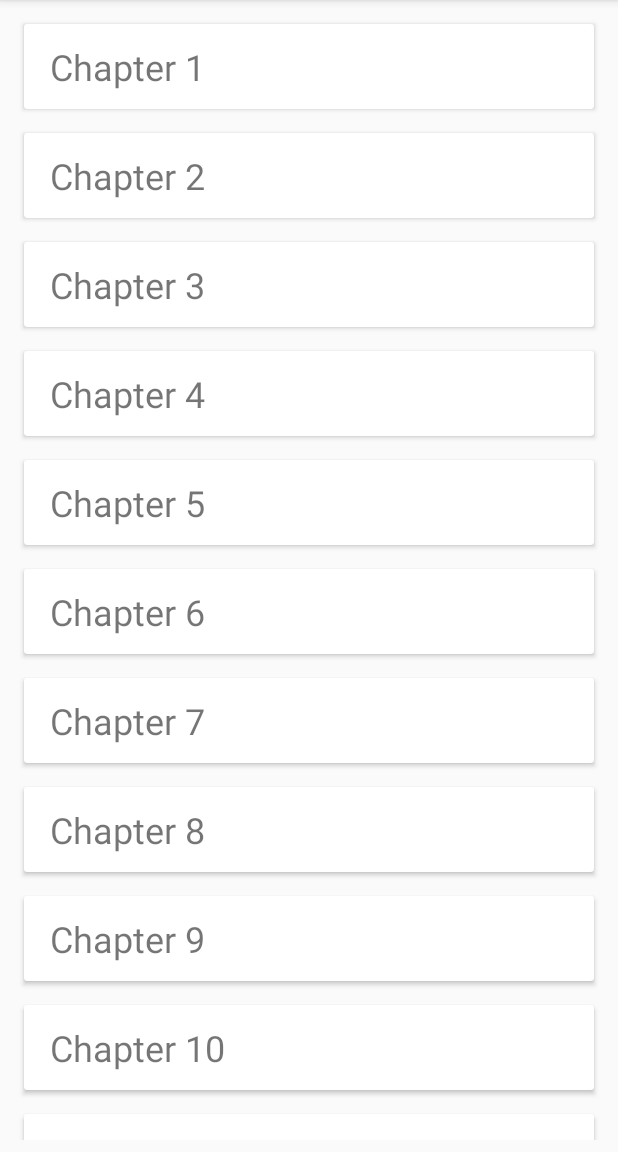
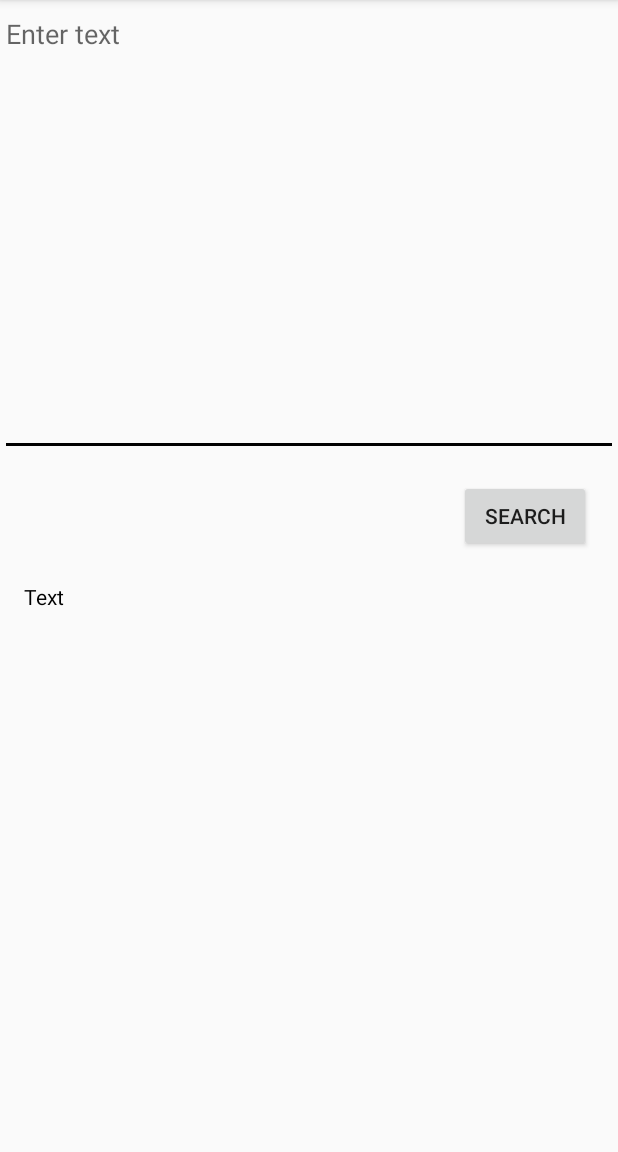
Before and after one commit to theapphideaway/AutomateWithPython, an Android app: the screen it shows after launch (MainActivity before the commit, ChapterSevenActivity after it), after a tap on "Chapter 7", on a phone screen of 412 x 824 dp, the part 84-1236 px from its top. Run offline under Robolectric (Android 15) with nearby library versions, the phone set to English and light mode, and no system bars; libraries missing offline, so code that uses them is left out: com.chaquo.python; 2 statements that could not run were skipped.

Commit message:
Added Chapter eight read/ write functionality

```diff
--- a/app/build.gradle
+++ b/app/build.gradle
@@ -20,7 +20,7 @@ android {
         }
         python {
             pip {
-                install "pyperclip==1.7.0"
+
             }
         }
     }
--- a/app/src/main/AndroidManifest.xml
+++ b/app/src/main/AndroidManifest.xml
@@ -1,6 +1,7 @@
 <?xml version="1.0" encoding="utf-8"?>
 <manifest xmlns:android="http://schemas.android.com/apk/res/android"
           package="com.theapphideaway.automatewithpython">
+    <uses-permission android:name="android.permission.WRITE_EXTERNAL_STORAGE" />
 
     <application
             android:name="com.chaquo.python.android.PyApplication"
@@ -29,7 +30,9 @@
         </activity>
         <activity android:name=".Chapters.ChapterSixActivity">
         </activity>
-        <activity android:name=".Chapters.ChapterSeven">
+        <activity android:name=".Chapters.ChapterSevenActivity">
+        </activity>
+        <activity android:name=".Chapters.ChapterEightActivity">
         </activity>
     </application>
 
--- a/app/src/main/java/com/theapphideaway/automatewithpython/ChapterAdapter.kt
+++ b/app/src/main/java/com/theapphideaway/automatewithpython/ChapterAdapter.kt
@@ -55,6 +55,14 @@ class ChapterAdapter(private val chapterList: ArrayList<Chapter>, private val co
                     var intent = Intent(context, ChapterSixActivity::class.java)
                     startActivity(context,intent, null)
                 }
+                holder.itemView.chapter.text.toString() == "Chapter 7" -> {
+                    var intent = Intent(context, ChapterSevenActivity::class.java)
+                    startActivity(context,intent, null)
+                }
+                holder.itemView.chapter.text.toString() == "Chapter 8" -> {
+                    var intent = Intent(context, ChapterEightActivity::class.java)
+                    startActivity(context,intent, null)
+                }
             }
 
         }
--- /dev/null
+++ b/app/src/main/java/com/theapphideaway/automatewithpython/Chapters/ChapterSevenActivity.kt
@@ -0,0 +1,28 @@
+package com.theapphideaway.automatewithpython.Chapters
+
+import android.support.v7.app.AppCompatActivity
+import android.os.Bundle
+import android.util.Log
+import com.chaquo.python.Python
+import com.theapphideaway.automatewithpython.R
+import kotlinx.android.synthetic.main.activity_chapter_five.*
+import kotlinx.android.synthetic.main.activity_chapter_seven.*
+
+class ChapterSevenActivity : AppCompatActivity() {
+
+    override fun onCreate(savedInstanceState: Bundle?) {
+        super.onCreate(savedInstanceState)
+        setContentView(R.layout.activity_chapter_seven)
+
+        val py = Python.getInstance()
+        var pyClass = py.getModule("ChapterSeven")
+
+        search_button.setOnClickListener {
+
+            search_results_text_view.text = pyClass.callAttr("phone_search", base_text_view.text.toString()).toString()
+            //Log.e("results displayed", "results displayed")
+        }
+
+        //result_text_view.text = pyClass.callAttr("email_search", base_edit_text.text.toString()).toString()
+    }
+}
--- a/app/src/main/java/com/theapphideaway/automatewithpython/MainActivity.kt
+++ b/app/src/main/java/com/theapphideaway/automatewithpython/MainActivity.kt
@@ -1,11 +1,20 @@
 package com.theapphideaway.automatewithpython
 
+import android.Manifest
+import android.content.pm.PackageManager
 import android.support.v7.app.AppCompatActivity
 import android.os.Bundle
+import android.os.Environment
 import android.support.v7.widget.LinearLayoutManager
 import android.support.v7.widget.RecyclerView
 import kotlinx.android.synthetic.main.activity_main.*
 import kotlinx.android.synthetic.main.chapter_card.*
+import java.io.File.separator
+import android.os.Environment.getExternalStorageDirectory
+import android.util.Log
+import com.chaquo.python.Python
+import java.io.File
+
 
 class MainActivity : AppCompatActivity() {
 
@@ -16,6 +25,19 @@ class MainActivity : AppCompatActivity() {
     override fun onCreate(savedInstanceState: Bundle?) {
         super.onCreate(savedInstanceState)
         setContentView(R.layout.activity_main)
+
+        val PERMISSION_REQUEST_CODE = 1
+
+        if (android.os.Build.VERSION.SDK_INT >= android.os.Build.VERSION_CODES.M) {
+
+            if (checkSelfPermission(Manifest.permission.WRITE_EXTERNAL_STORAGE) == PackageManager.PERMISSION_DENIED) {
+
+                val permissions = arrayOf(Manifest.permission.WRITE_EXTERNAL_STORAGE)
+
+                requestPermissions(permissions, PERMISSION_REQUEST_CODE)
+
+            }
+        }
 
         chapterList = ArrayList()
         layoutManager = LinearLayoutManager(this)
--- a/app/src/main/res/layout/activity_chapter_seven.xml
+++ b/app/src/main/res/layout/activity_chapter_seven.xml
@@ -5,6 +5,34 @@
         xmlns:app="http://schemas.android.com/apk/res-auto"
         android:layout_width="match_parent"
         android:layout_height="match_parent"
-        tools:context=".Chapters.ChapterSeven">
+        tools:context=".Chapters.ChapterSevenActivity">
 
+    <Button
+            android:text="Search"
+            android:layout_width="wrap_content"
+            android:layout_height="wrap_content"
+            android:id="@+id/search_button"
+            app:layout_constraintEnd_toEndOf="parent"
+            app:layout_constraintStart_toStartOf="parent"
+            android:layout_marginStart="8dp"
+            app:layout_constraintHorizontal_bias="0.944" android:layout_marginTop="16dp"
+            app:layout_constraintTop_toBottomOf="@+id/base_text_view"/>
+
+    <TextView
+            android:layout_width="match_parent"
+            android:text="Text"
+            android:layout_height="wrap_content"
+            android:id="@+id/search_results_text_view" app:layout_constraintStart_toStartOf="parent"
+            android:layout_marginStart="16dp" android:textColor="@color/colorAccent"
+            android:layout_marginEnd="16dp"
+            android:layout_marginTop="20dp" app:layout_constraintTop_toBottomOf="@+id/search_button"/>
+    <EditText
+            android:layout_width="match_parent"
+            android:layout_height="304dp"
+            android:inputType="textMultiLine"
+            android:ems="10"
+            android:gravity="top|left"
+            android:id="@+id/base_text_view"
+            app:layout_constraintStart_toStartOf="parent"
+            app:layout_constraintTop_toTopOf="parent" android:hint="Enter text"/>
 </android.support.constraint.ConstraintLayout>
```
Also changed, not shown: app/src/main/java/com/theapphideaway/automatewithpython/Chapters/ChapterEightActivity.kt (added, +153 -0 lines), app/src/main/java/com/theapphideaway/automatewithpython/Chapters/ChapterSeven.kt (deleted, +0 -13 lines), app/src/main/res/layout/activity_chapter_eight.xml (added, +23 -0 lines), 2 other files.
